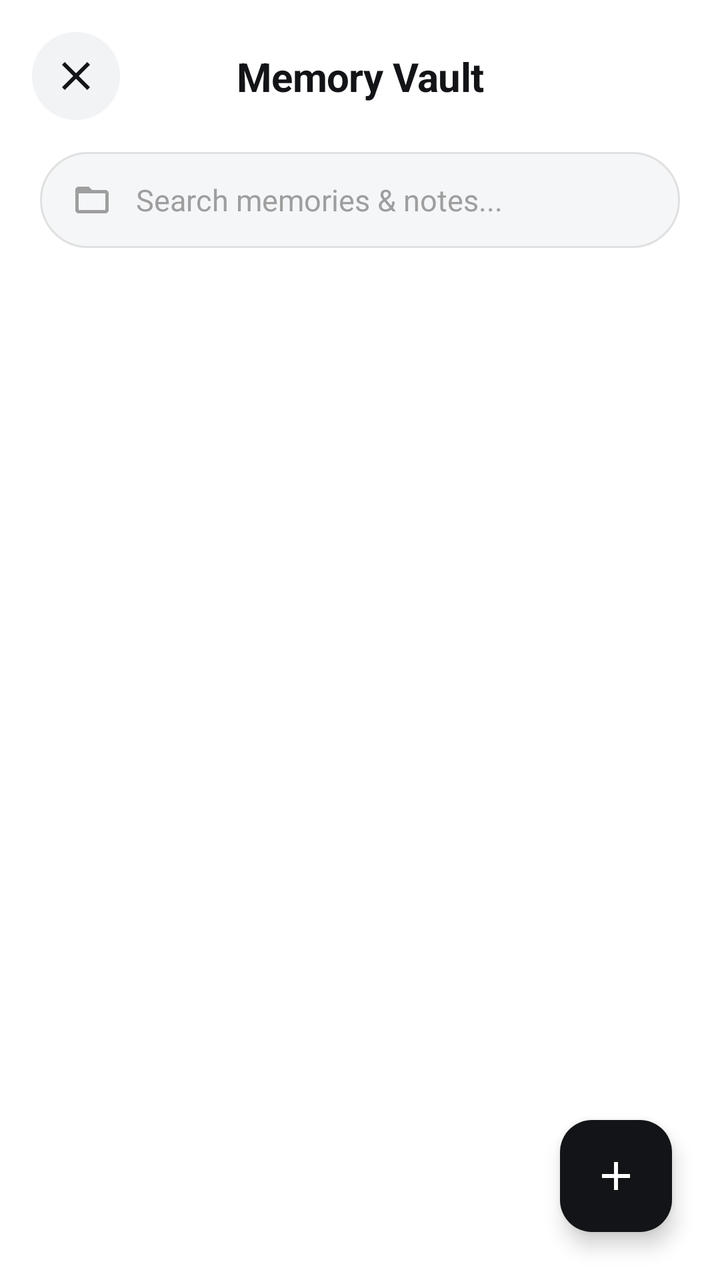
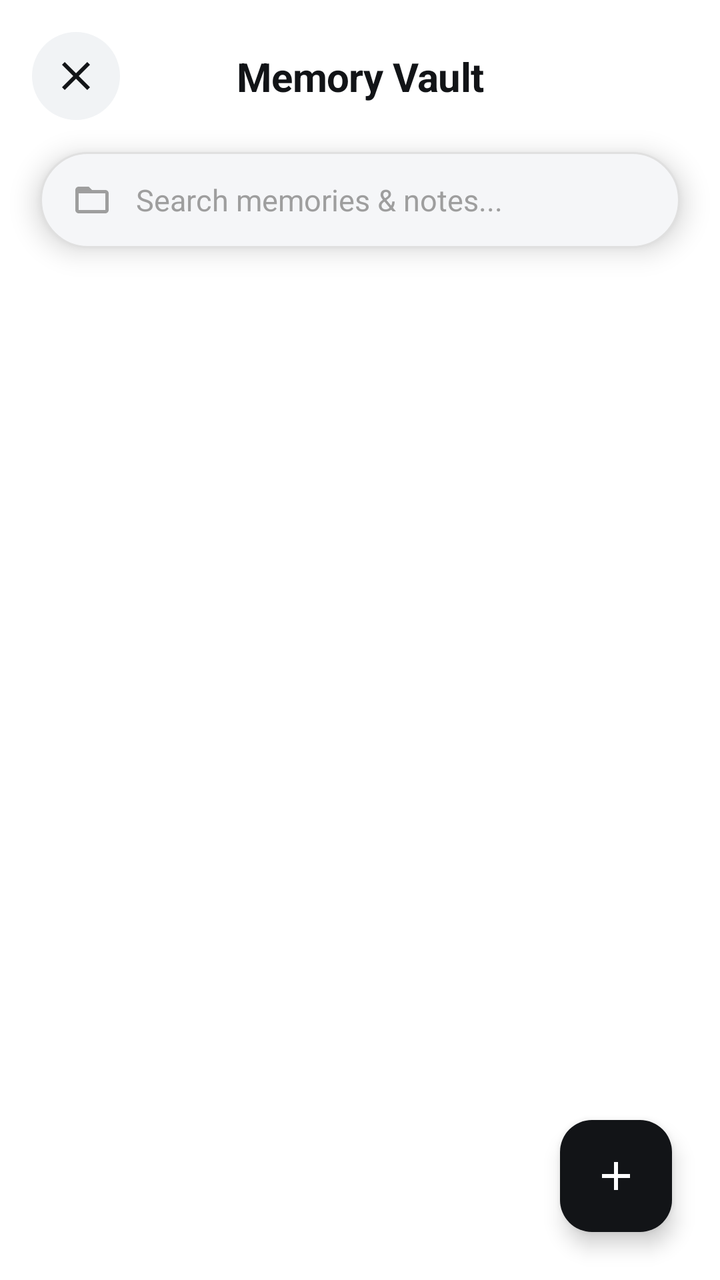

Two renders of the same Android screen: before a commit and after it. Below are the layout's source before the change and the commit's diff.
<!-- AndroidManifest.xml: activity theme Theme.AppTempeLate -->
<!-- res/layout/activity_memory_vault.xml -->
<?xml version="1.0" encoding="utf-8"?>
<androidx.constraintlayout.widget.ConstraintLayout xmlns:android="http://schemas.android.com/apk/res/android"
    xmlns:app="http://schemas.android.com/apk/res-auto"
    xmlns:tools="http://schemas.android.com/tools"
    android:layout_width="match_parent"
    android:layout_height="match_parent"
    android:background="@color/app_window_background"
    tools:context=".MemoryVaultActivity">

    
    <ImageButton
        android:id="@+id/btnBack"
        android:layout_width="44dp"
        android:layout_height="44dp"
        android:layout_marginStart="16dp"
        android:layout_marginTop="16dp"
        android:background="@drawable/bg_circle_icon_button"
        android:contentDescription="Back"
        android:padding="10dp"
        android:src="@drawable/ic_close"
        app:layout_constraintStart_toStartOf="parent"
        app:layout_constraintTop_toTopOf="parent"
        app:tint="@color/text_primary" />

    
    <TextView
        android:id="@+id/tvVaultTitle"
        android:layout_width="wrap_content"
        android:layout_height="wrap_content"
        android:text="Memory Vault"
        android:textColor="@color/text_primary"
        android:textSize="20sp"
        android:textStyle="bold"
        android:letterSpacing="-0.01"
        app:layout_constraintBottom_toBottomOf="@+id/btnBack"
        app:layout_constraintEnd_toEndOf="parent"
        app:layout_constraintStart_toStartOf="parent"
        app:layout_constraintTop_toTopOf="@+id/btnBack" />

    
    <LinearLayout
        android:id="@+id/llSearchContainer"
        android:layout_width="0dp"
        android:layout_height="wrap_content"
        android:layout_marginHorizontal="20dp"
        android:layout_marginTop="16dp"
        android:background="@drawable/bg_gemini_chat_box"
        android:gravity="center_vertical"
        android:minHeight="48dp"
        android:orientation="horizontal"
        android:paddingHorizontal="16dp"
        app:layout_constraintEnd_toEndOf="parent"
        app:layout_constraintStart_toStartOf="parent"
        app:layout_constraintTop_toBottomOf="@+id/btnBack">

        <ImageView
            android:layout_width="20dp"
            android:layout_height="20dp"
            android:src="@drawable/ic_vault"
            app:tint="@color/text_hint"
            android:contentDescription="Search Icon" />

        <EditText
            android:id="@+id/etSearchVault"
            android:layout_width="match_parent"
            android:layout_height="wrap_content"
            android:layout_marginStart="12dp"
            android:background="@null"
            android:hint="Search memories &amp; notes..."
            android:inputType="text"
            android:textColor="@color/text_primary"
            android:textColorHint="@color/text_hint"
            android:textSize="15sp" />

    </LinearLayout>

    
    <androidx.recyclerview.widget.RecyclerView
        android:id="@+id/rvMemoryList"
        android:layout_width="0dp"
        android:layout_height="0dp"
        android:layout_marginTop="16dp"
        android:clipToPadding="false"
        android:paddingHorizontal="20dp"
        android:paddingBottom="80dp"
        app:layout_constraintBottom_toBottomOf="parent"
        app:layout_constraintEnd_toEndOf="parent"
        app:layout_constraintStart_toStartOf="parent"
        app:layout_constraintTop_toBottomOf="@+id/llSearchContainer" />

    
    <com.google.android.material.floatingactionbutton.FloatingActionButton
        android:id="@+id/fabAddMemory"
        android:layout_width="wrap_content"
        android:layout_height="wrap_content"
        android:layout_marginEnd="24dp"
        android:layout_marginBottom="24dp"
        android:contentDescription="Add New Memory"
        android:src="@drawable/ic_plus"
        app:backgroundTint="@color/text_primary"
        app:layout_constraintBottom_toBottomOf="parent"
        app:layout_constraintEnd_toEndOf="parent"
        app:tint="@color/app_window_background" />

</androidx.constraintlayout.widget.ConstraintLayout>
<!-- resources referenced by this layout -->
<resources>
  <color name="app_window_background">#FFFFFF</color>
  <color name="text_hint">#9E9E9E</color>
  <color name="text_primary">#121417</color>
  <!-- drawable bg_circle_icon_button (drawable) -->
  <?xml version="1.0" encoding="utf-8"?>
  <ripple xmlns:android="http://schemas.android.com/apk/res/android"
      android:color="#1F000000">
      <item>
          <shape android:shape="oval">
              <solid android:color="@color/app_icon_button_background" />
          </shape>
      </item>
  </ripple>
  <!-- drawable bg_gemini_chat_box (drawable) -->
  <?xml version="1.0" encoding="utf-8"?>
  <shape xmlns:android="http://schemas.android.com/apk/res/android"
      android:shape="rectangle">
      <solid android:color="@color/chat_box_bg" />
      <corners android:radius="28dp" />
      <stroke
          android:width="1dp"
          android:color="@color/chat_box_border" />
  </shape>
  <!-- drawable ic_close (drawable) -->
  <vector xmlns:android="http://schemas.android.com/apk/res/android"
      android:width="24dp"
      android:height="24dp"
      android:viewportWidth="24"
      android:viewportHeight="24">
    <path
        android:fillColor="#D8DCDE"
        android:pathData="M19,6.41L17.59,5 12,10.59 6.41,5 5,6.41 10.59,12 5,17.59 6.41,19 12,13.41 17.59,19 19,17.59 13.41,12z"/>
  </vector>
  <!-- drawable ic_plus (drawable) -->
  <vector xmlns:android="http://schemas.android.com/apk/res/android"
      android:width="24dp"
      android:height="24dp"
      android:viewportWidth="24"
      android:viewportHeight="24">
    <path
        android:fillColor="#D8DCDE"
        android:pathData="M19,13h-6v6h-2v-6H5v-2h6V5h2v6h6v2z"/>
  </vector>
  <!-- drawable ic_vault (drawable) -->
  <vector xmlns:android="http://schemas.android.com/apk/res/android"
      android:width="24dp"
      android:height="24dp"
      android:viewportWidth="24"
      android:viewportHeight="24">
    <path
        android:fillColor="#424242"
        android:pathData="M20,6h-8l-2,-2H4C2.9,4 2.01,4.9 2.01,6L2,18c0,1.1 0.9,2 2,2h16c1.1,0 2,-0.9 2,-2V8c0,-1.1 -0.9,-2 -2,-2zm0,12H4V8h16v10z"/>
  </vector>
  <style name="Theme.AppTempeLate" parent="Theme.Material3.DayNight.NoActionBar">
          
          <item name="windowActionBar">false</item>
          <item name="windowNoTitle">true</item>
          <item name="android:windowActionBar">false</item>
          <item name="android:windowNoTitle">true</item>
  
          <item name="android:windowBackground">@color/app_window_background</item>
          <item name="android:statusBarColor">@color/app_window_background</item>
          <item name="android:navigationBarColor">@color/app_window_background</item>
          <item name="android:windowLightStatusBar">true</item>
          <item name="android:windowSplashScreenAnimatedIcon">@android:color/transparent</item>
          <item name="android:windowSplashScreenBackground">@color/app_window_background</item>
          <item name="colorSurface">@color/app_surface_background</item>
          <item name="colorOnSurface">@color/text_primary</item>
          <item name="colorBackgroundFloating">@color/app_surface_background</item>
      </style>
  <color name="app_icon_button_background">#F1F3F5</color>
  <color name="chat_box_bg">#F5F6F8</color>
  <color name="chat_box_border">#E0E0E0</color>
  <color name="app_surface_background">#F7F8FA</color>
</resources>

<!-- the commit's change to res/layout/activity_memory_vault.xml (unified diff, before → after) -->
@@ -38,6 +38,19 @@
         app:layout_constraintTop_toTopOf="@+id/btnBack" />
 
     
+    <View
+        android:id="@+id/vTopFadeOverlay"
+        android:layout_width="0dp"
+        android:layout_height="130dp"
+        android:background="@drawable/bg_top_chat_gradient"
+        android:clickable="false"
+        android:elevation="4dp"
+        android:focusable="false"
+        app:layout_constraintEnd_toEndOf="parent"
+        app:layout_constraintStart_toStartOf="parent"
+        app:layout_constraintTop_toBottomOf="@+id/btnBack" />
+
+    
     <LinearLayout
         android:id="@+id/llSearchContainer"
         android:layout_width="0dp"
@@ -49,6 +62,7 @@
         android:minHeight="48dp"
         android:orientation="horizontal"
         android:paddingHorizontal="16dp"
+        android:elevation="8dp"
         app:layout_constraintEnd_toEndOf="parent"
         app:layout_constraintStart_toStartOf="parent"
         app:layout_constraintTop_toBottomOf="@+id/btnBack">
@@ -79,14 +93,14 @@
         android:id="@+id/rvMemoryList"
         android:layout_width="0dp"
         android:layout_height="0dp"
-        android:layout_marginTop="16dp"
         android:clipToPadding="false"
         android:paddingHorizontal="20dp"
+        android:paddingTop="76dp"
         android:paddingBottom="80dp"
         app:layout_constraintBottom_toBottomOf="parent"
         app:layout_constraintEnd_toEndOf="parent"
         app:layout_constraintStart_toStartOf="parent"
-        app:layout_constraintTop_toBottomOf="@+id/llSearchContainer" />
+        app:layout_constraintTop_toBottomOf="@+id/btnBack" />
 
     
     <com.google.android.material.floatingactionbutton.FloatingActionButton
<!-- resource entries referenced after the edit -->
@@ -22,6 +22,15 @@
       <stroke
           android:width="1dp"
           android:color="@color/chat_box_border" />
+  </shape>
+  <!-- drawable bg_top_chat_gradient (drawable) -->
+  <?xml version="1.0" encoding="utf-8"?>
+  <shape xmlns:android="http://schemas.android.com/apk/res/android"
+      android:shape="rectangle">
+      <gradient
+          android:angle="270"
+          android:startColor="@color/app_top_gradient_end"
+          android:endColor="#00000000" />
   </shape>
   <!-- drawable ic_close (drawable) -->
   <vector xmlns:android="http://schemas.android.com/apk/res/android"
@@ -73,6 +82,7 @@
   <color name="app_icon_button_background">#F1F3F5</color>
   <color name="chat_box_bg">#F5F6F8</color>
   <color name="chat_box_border">#E0E0E0</color>
+  <color name="app_top_gradient_end">#FFFFFF</color>
   <color name="app_surface_background">#F7F8FA</color>
 </resources>
 
